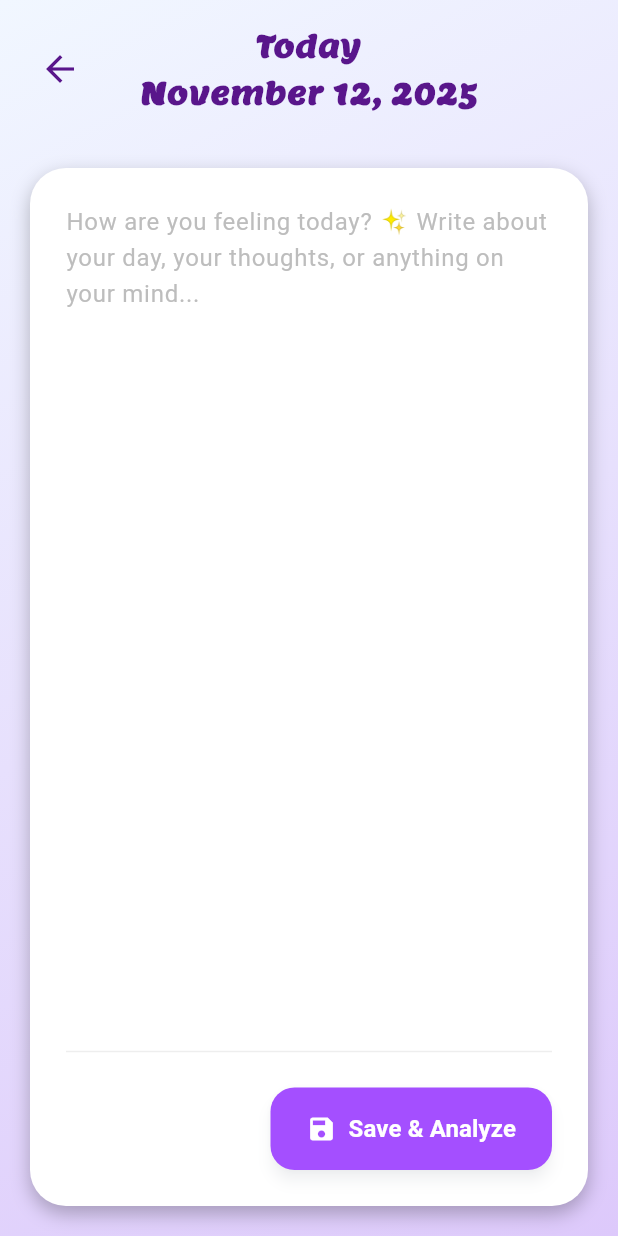
After one commit to Mareamkhaled/mood_log, a Flutter app: the WriteEntryScreen screen opened directly, after a tap on "Save & Analyze", on a phone screen of 412 x 824 dp. The commit adds this screen. Run offline on Flutter 3.47's test engine with Material 3 defaults, Android fonts, the phone set to English and light mode, and no system bars; our stand-ins replace device_preview, dio, equatable, fl_chart, flutter_bloc, gap and 1 more; network calls fail.

Commit message:
Refactor dependency injection and implement AnalyzeCubit for sentiment analysis; add MoodJournalInputSection and update UI components

```diff
--- /dev/null
+++ b/lib/core/di/setup.dart
@@ -0,0 +1,36 @@
+import 'package:dio/dio.dart';
+import 'package:get_it/get_it.dart';
+
+import '../../cubit/analyze_cubit.dart';
+import '../../service/analyze_repo.dart';
+import '../../service/web_service.dart';
+
+final getIt = GetIt.instance;
+
+void setup() {
+  getIt.registerLazySingleton<WebService>(() => AnalyzeRepo(dio: setupDio()));
+  getIt.registerFactory<AnalyzeCubit>(
+    () => AnalyzeCubit(webService: getIt<WebService>()),
+  );
+}
+
+Dio setupDio() {
+  final dio = Dio(
+    BaseOptions(baseUrl: 'https://router.huggingface.co/hf-inference/models/'),
+  );
+  dio.options.headers = {
+    "Authorization": "Bearer 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",
+    "Content-Type": "application/json",
+  };
+  dio.interceptors.add(
+    LogInterceptor(
+      responseBody: true,
+      error: true,
+      requestHeader: true,
+      responseHeader: true,
+      request: true,
+      requestBody: true,
+    ),
+  );
+  return dio;
+}
--- /dev/null
+++ b/lib/cubit/analyze_cubit.dart
@@ -0,0 +1,22 @@
+import 'package:equatable/equatable.dart';
+import 'package:flutter_bloc/flutter_bloc.dart';
+
+import '../models/analyze_model.dart';
+import '../service/web_service.dart';
+
+part 'analyze_state.dart';
+
+class AnalyzeCubit extends Cubit<AnalyzeState> {
+  AnalyzeCubit({required this.webService}) : super(AnalyzeLoading());
+  WebService webService;
+
+  Future<void> getSentiment(Map<String, dynamic> sentiment) async {
+    emit(AnalyzeLoading());
+    try {
+      final response = await webService.postSentiment(sentiment);
+      emit(AnalyzeLoaded(response));
+    } catch (e) {
+      emit(CubitError(e.toString()));
+    }
+  }
+}
--- /dev/null
+++ b/lib/cubit/analyze_state.dart
@@ -0,0 +1,24 @@
+part of 'analyze_cubit.dart';
+
+abstract class AnalyzeState extends Equatable {
+  const AnalyzeState();
+}
+
+class AnalyzeLoading extends AnalyzeState {
+  @override
+  List<Object> get props => [];
+}
+
+class AnalyzeLoaded extends AnalyzeState {
+  final List<AnalyzeModel> analyzeList;
+  const AnalyzeLoaded(this.analyzeList);
+  @override
+  List<Object> get props => [analyzeList];
+}
+
+class CubitError extends AnalyzeState {
+  final String message;
+  const CubitError(this.message);
+  @override
+  List<Object> get props => [message];
+}
--- a/lib/main.dart
+++ b/lib/main.dart
@@ -1,9 +1,11 @@
 import 'package:device_preview/device_preview.dart';
 import 'package:flutter/foundation.dart';
 import 'package:flutter/material.dart';
+import 'core/di/setup.dart';
 import 'screens/home_screen.dart';
 
 void main() async{
+  setup();
   runApp( DevicePreview(
     enabled: !kReleaseMode,
     builder: (context) => const MyApp(),
--- a/lib/screens/write_entry_screen.dart
+++ b/lib/screens/write_entry_screen.dart
@@ -1,19 +1,26 @@
 import 'package:flutter/material.dart';
+import 'package:flutter_bloc/flutter_bloc.dart';
 import 'package:gap/gap.dart';
 import 'package:intl/intl.dart';
+import '../core/di/setup.dart';
 import '../core/utils/app_colors.dart';
 import '../core/utils/app_style.dart';
-import '../widgets/analyze_button.dart';
+import '../cubit/analyze_cubit.dart';
 import '../widgets/cutom_shadow.dart';
+import '../widgets/mood_journal_input_section.dart';
 
 class WriteEntryScreen extends StatelessWidget {
   const WriteEntryScreen({super.key});
+
   @override
   Widget build(BuildContext context) {
     final now = DateTime.now();
     final formattedDate = DateFormat('MMMM d, yyyy').format(now);
 
-    return Scaffold(
+    return BlocProvider(
+      create: (context) => getIt<AnalyzeCubit>(),
+
+      child: Scaffold(
         body: Container(
           decoration: const BoxDecoration(
             gradient: LinearGradient(
@@ -69,51 +76,14 @@ class WriteEntryScreen extends StatelessWidget {
                       borderRadius: BorderRadius.circular(24),
                       boxShadow: [customShadow()],
                     ),
-                  child: Column(
-                    children: [
-                      Expanded(
-                        child: TextField(
-                          // controller: _textController,
-                          maxLines: null,
-                          expands: true,
-                          style: const TextStyle(
-                            fontSize: 16,
-                            color: Colors.black87,
-                            height: 1.5,
-                          ),
-                          decoration: InputDecoration(
-                            hintText:
-                                'How are you feeling today? ✨ Write about your day, your thoughts, or anything on your mind...',
-                            hintStyle: TextStyle(
-                              fontSize: 16,
-                              color: Colors.grey[400],
-                              height: 1.5,
-                            ),
-                            border: InputBorder.none,
-                            contentPadding: EdgeInsets.zero,
-                          ),
-                          textAlignVertical: TextAlignVertical.top,
-                        ),
-                      ),
-
-                      const Gap(16),
-
-                      Divider(color: Colors.grey[200], thickness: 1),
-
-                      const Gap(16),
-
-                      const Row(
-                        mainAxisAlignment: MainAxisAlignment.end,
-                        children: [AnalyzeButton()],
-                      ),
-                    ],
-                  ),
+                    child: const MoodJournalInputSection(),
                   ),
                 ),
               ],
             ),
           ),
         ),
+      ),
     );
   }
 }
--- /dev/null
+++ b/lib/widgets/mood_journal_input_section.dart
@@ -0,0 +1,104 @@
+
+import 'package:flutter/material.dart';
+import 'package:flutter_bloc/flutter_bloc.dart';
+import 'package:gap/gap.dart';
+import '../core/utils/app_colors.dart';
+import '../cubit/analyze_cubit.dart';
+
+class MoodJournalInputSection extends StatefulWidget {
+  const MoodJournalInputSection({super.key});
+
+  @override
+  State<MoodJournalInputSection> createState() =>
+      _MoodJournalInputSectionState();
+}
+
+class _MoodJournalInputSectionState extends State<MoodJournalInputSection> {
+  final TextEditingController textController = TextEditingController();
+
+  // @override
+  // void initState() {
+  //   context.read<AnalyzeCubit>().getSentiment({"inputs": textController.text});
+  //   super.initState();
+  // }
+
+  @override
+  void dispose() {
+    textController.dispose();
+    super.dispose();
+  }
+
+  @override
+  Widget build(BuildContext context) {
+    return Column(
+      children: [
+        Expanded(
+          child: TextField(
+            controller: textController,
+            maxLines: null,
+            expands: true,
+            style: const TextStyle(
+              fontSize: 16,
+              color: Colors.black87,
+              height: 1.5,
+            ),
+            decoration: InputDecoration(
+              hintText:
+                  'How are you feeling today? ✨ Write about your day, your thoughts, or anything on your mind...',
+              hintStyle: TextStyle(
+                fontSize: 16,
+                color: Colors.grey[400],
+                height: 1.5,
+              ),
+              border: InputBorder.none,
+              contentPadding: EdgeInsets.zero,
+            ),
+            textAlignVertical: TextAlignVertical.top,
+          ),
+        ),
+
+        const Gap(16),
+
+        Divider(color: Colors.grey[200], thickness: 1),
+
+        const Gap(16),
+
+        Row(
+          mainAxisAlignment: MainAxisAlignment.end,
+          children: [
+            ElevatedButton.icon(
+              onPressed: () {
+               var response = context.read<AnalyzeCubit>().getSentiment({
+                  "inputs": textController.text,
+                });
+                print(response);
+
+              },
+              icon: const Icon(Icons.save, color: Colors.white, size: 20),
+              label: const Text(
+                'Save & Analyze',
+                style: TextStyle(
+                  fontSize: 16,
+                  fontWeight: FontWeight.w600,
+                  color: Colors.white,
+                ),
+              ),
+              style: ElevatedButton.styleFrom(
+                backgroundColor: AppColors.myLightPurple,
+                padding: const EdgeInsets.symmetric(
+                  horizontal: 24,
+                  vertical: 16,
+                ),
+                shape: RoundedRectangleBorder(
+                  borderRadius: BorderRadius.circular(16),
+                ),
+                elevation: 4,
+                shadowColor: AppColors.primaryColor.withValues(alpha: 0.4),
+              ),
+            ),
+          ],
+        ),
+      ],
+    );
+  }
+}
--- a/pubspec.yaml
+++ b/pubspec.yaml
@@ -31,10 +31,13 @@ dependencies:
   cupertino_icons: ^1.0.8
   device_preview: ^1.3.1
   dio: ^5.9.0
+  equatable: ^2.0.7
   fl_chart: ^1.1.1
   flutter:
     sdk: flutter
+  flutter_bloc: ^9.1.1
   gap: ^3.0.1
+  get_it: ^9.0.5
   intl: ^0.20.2
 
 dev_dependencies:
```
Also changed, not shown: lib/service/analyze_repo.dart (+3 -23 lines), lib/widgets/analyze_button.dart (deleted, +0 -40 lines), pubspec.lock. Lines whose indentation alone changed are shown as unchanged.
